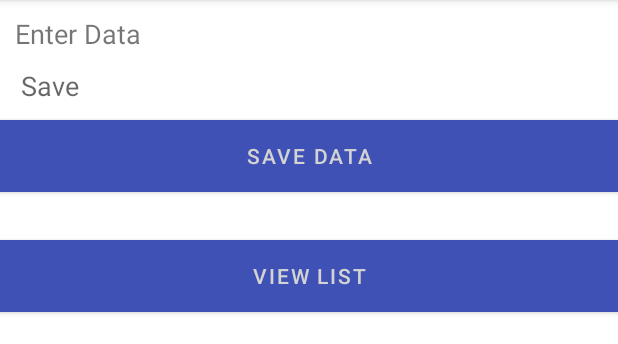
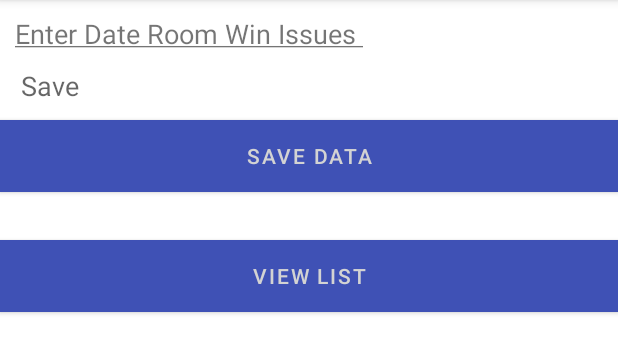
Before and after one commit to madasilva1/Searchable, an Android app: the screen it shows after launch (MainActivity), on a phone screen of 412 x 824 dp, the part 84-428 px from its top. Run offline under Robolectric (Android 15) with nearby library versions, the phone set to English and light mode, and no system bars.

Commit message:
changing Layout

```diff
--- a/app/src/main/AndroidManifest.xml
+++ b/app/src/main/AndroidManifest.xml
@@ -15,7 +15,7 @@
         tools:targetApi="31">
         <activity
             android:name=".DisplayList"
-            android:label="ViewList"
+            android:label="Date     Room     Windows     Issues"
             android:exported="false" />
         <activity
             android:name=".SearchActivity"
--- a/app/src/main/java/com/example/wordlistsqlsearchable/MainActivity.java
+++ b/app/src/main/java/com/example/wordlistsqlsearchable/MainActivity.java
@@ -1,10 +1,14 @@
 package com.example.wordlistsqlsearchable;
+
+import static android.graphics.PorterDuff.*;
+import static android.graphics.PorterDuff.Mode.*;
 
 import androidx.appcompat.app.AppCompatActivity;
 import androidx.recyclerview.widget.LinearLayoutManager;
 import androidx.recyclerview.widget.RecyclerView;
 
 import android.content.Intent;
+import android.graphics.PorterDuff;
 import android.os.Bundle;
 import android.text.TextUtils;
 import android.view.Menu;
@@ -33,6 +37,7 @@ public class MainActivity extends AppCompatActivity {
         setContentView(R.layout.activity_main);
        // AddData();
         editTextname = (EditText) findViewById(R.id.editText_name);
+
        mDB = new WordListOpenHelper(this);
 
        Button addaData = (Button)findViewById(R.id.Add_Data);
--- a/app/src/main/res/layout/activity_main.xml
+++ b/app/src/main/res/layout/activity_main.xml
@@ -10,9 +10,9 @@
     <TextView
         android:layout_width="wrap_content"
         android:layout_height="wrap_content"
-        android:text="Enter Data"
         android:textSize="18dp"
         android:id="@+id/textView"
+        android:text = "@string/my_string"
         android:layout_marginLeft="10dp"
         android:layout_marginTop="10dp"
         />
@@ -22,6 +22,7 @@
         android:layout_width="match_parent"
         android:layout_height="wrap_content"
         android:layout_marginLeft="10dp"
+        android:inputType="text"
         android:hint="@string/button_save"
         android:ems="10"
         android:singleLine="false" />
--- a/app/src/main/res/values/strings.xml
+++ b/app/src/main/res/values/strings.xml
@@ -3,13 +3,13 @@
     <string name="app_name">Window Control</string>
     <string name="hint_word">Word...</string>
     <string name="hint_definition">Definition...</string>
+    <string name="my_string"><u>Enter Date    Room     Win      Issues </u></string>
     <string name="button_save">Save</string>
     <string name="button_new">New</string>
     <string name="button_edit">Edit</string>
     <string name="button_delete">Delete</string>
     <string name="button_search">Search</string>
-    <string name="search_results">
-        Search results.</string>
+    <string name="search_results">Search results.</string>
     <string name="menu_search">Search...</string>
     <string name="empty_word_not_saved">Word not saved because it is empty.</string>
     <string name="no_result">No result.</string>
--- a/app/src/main/res/values/styles.xml
+++ b/app/src/main/res/values/styles.xml
@@ -5,6 +5,8 @@
         <item name="colorPrimary">@color/colorPrimary</item>
         <item name="colorPrimaryDark">@color/colorPrimaryDark</item>
         <item name="colorAccent">@color/colorAccent</item>
+        <item name="android:textColorSecondary">@color/colorPrimaryDark</item>
+        <item name="android:colorControlActivated">@color/colorPrimaryDark</item>
     </style>
 
     <style name="word_title">
```
